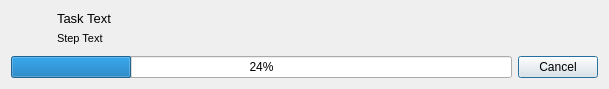
Before: the Qt Designer form src/Editor/CProgressDialog.ui in AxioDL/PrimeWorldEditor, drawn with Qt 5.
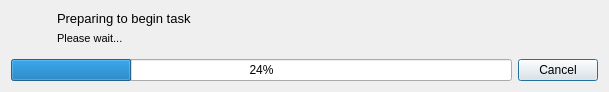
After: the same form once the commit is applied. Icons and pictures are not drawn.

What changed in the file:
```diff
--- a/src/Editor/CProgressDialog.ui
+++ b/src/Editor/CProgressDialog.ui
@@ -7,7 +7,7 @@
     <x>0</x>
     <y>0</y>
     <width>609</width>
-    <height>89</height>
+    <height>92</height>
    </rect>
   </property>
   <property name="windowTitle">
@@ -45,7 +45,7 @@
           </font>
          </property>
          <property name="text">
-          <string>Task Text</string>
+          <string>Preparing to begin task</string>
          </property>
         </widget>
        </item>
@@ -57,7 +57,7 @@
           </font>
          </property>
          <property name="text">
-          <string>Step Text</string>
+          <string>Please wait...</string>
          </property>
         </widget>
        </item>
```
Left out of the diff: 7 changed lines with no effect on the pictures.
